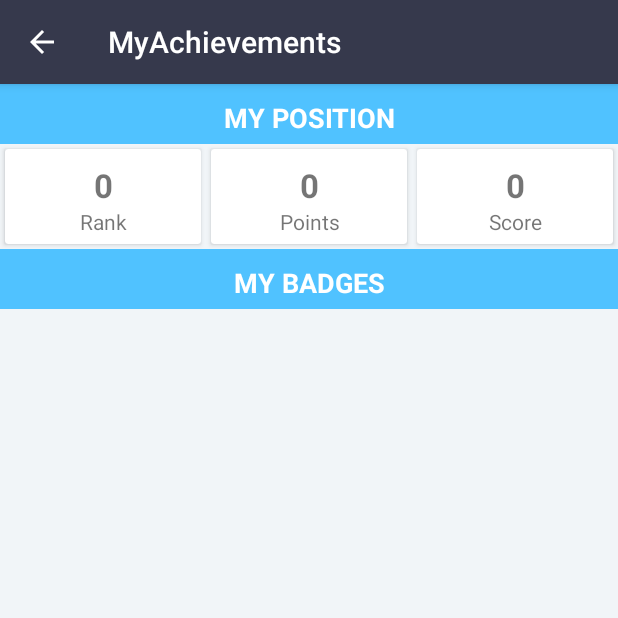
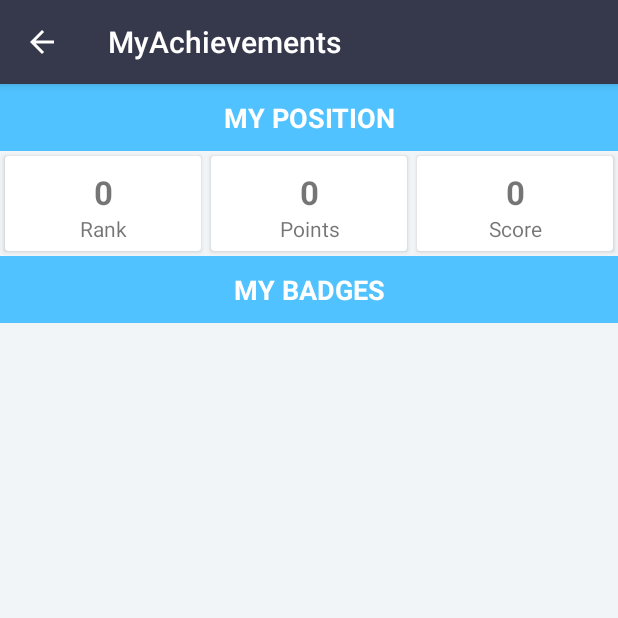
Before and after one commit to munishsethi777/ezae_droid, an Android app: the MyAchievements screen opened directly, with no data from a screen before it, on a phone screen of 412 x 824 dp, the top half of it. Run offline under Robolectric (Android 15) with nearby library versions, the phone set to English and light mode, and no system bars; pictures from the network do not load.

Commit message:
achievements

```diff
--- a/app/src/main/res/layout/content_my_achievements.xml
+++ b/app/src/main/res/layout/content_my_achievements.xml
@@ -10,8 +10,8 @@
     android:background="@color/profile16background"
     android:id="@+id/myachievements_layout">
     <ScrollView
-        android:layout_width="match_parent"
-        android:layout_height="match_parent"
+        android:layout_width="0dp"
+        android:layout_height="0dp"
         app:layout_constraintTop_toTopOf="parent"
         app:layout_constraintLeft_toLeftOf="parent"
         app:layout_constraintRight_toRightOf="parent"
@@ -27,7 +27,7 @@
         app:layout_constraintRight_toRightOf="parent">
         <TextView
             android:layout_width="match_parent"
-            android:layout_height="40dp"
+            android:layout_height="wrap_content"
             android:background="@color/Blue"
             android:padding="10dp"
             android:text="MY POSITION"
@@ -133,7 +133,7 @@
 
         <TextView
             android:layout_width="match_parent"
-            android:layout_height="40dp"
+            android:layout_height="wrap_content"
             android:background="@color/Blue"
             android:padding="10dp"
             android:text="MY BADGES"
```
